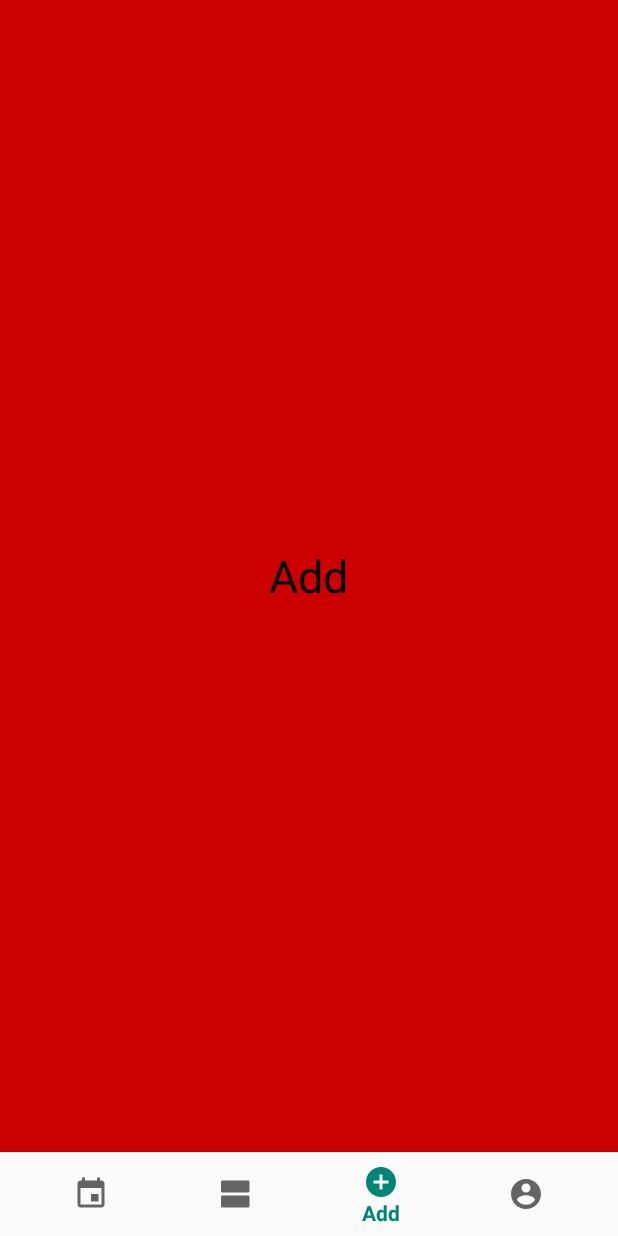
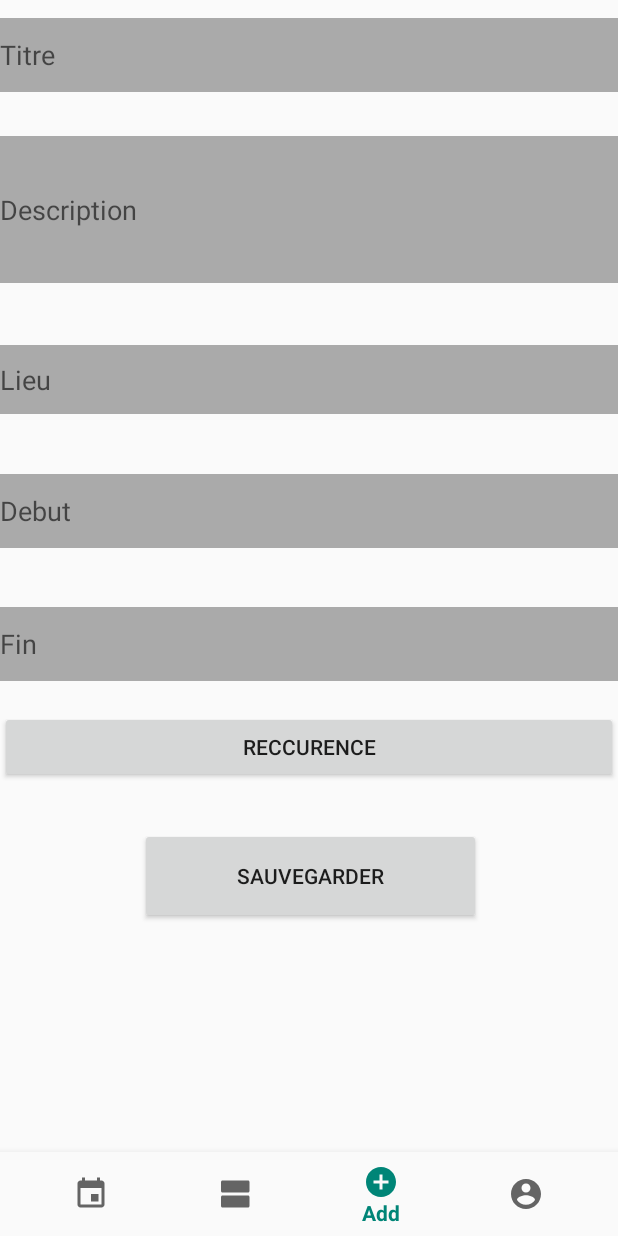
Before and after one commit to igondiu/MyAgenda, an Android app: the fragment Add_Fragment placed in its activity, item 3 of the bottom bar chosen, on a phone screen of 412 x 824 dp. Run offline under Robolectric (Android 15) with nearby library versions, the light colour scheme and no system bars; our stand-ins replace Room's generated code; network calls fail.

Commit message:
Rajouté une intérface déguelasse ou on rajoute un nouveau évenelent

```diff
--- a/app/build.gradle
+++ b/app/build.gradle
@@ -31,5 +31,6 @@ dependencies {
     implementation 'com.android.support:cardview-v7:28.0.0'
     implementation 'android.arch.persistence.room:runtime:1.1.1'
     annotationProcessor 'android.arch.persistence.room:compiler:1.1.1'
+    implementation 'com.android.support:recyclerview-v7:28.0.0'
 
 }
--- a/app/src/main/java/com/example/myagenda/Add_Fragment.java
+++ b/app/src/main/java/com/example/myagenda/Add_Fragment.java
@@ -1,17 +1,98 @@
 package com.example.myagenda;
 
+import android.arch.persistence.room.Room;
+import android.content.DialogInterface;
 import android.os.Bundle;
 import android.support.annotation.NonNull;
 import android.support.annotation.Nullable;
 import android.support.v4.app.Fragment;
+import android.support.v7.app.AlertDialog;
+import android.util.Log;
 import android.view.LayoutInflater;
 import android.view.View;
 import android.view.ViewGroup;
+import android.widget.Button;
+import android.widget.EditText;
+import android.widget.Toast;
+
+import com.example.myagenda.databaseClasses.Agenda_Class;
+import com.example.myagenda.databaseClasses.AppDataBase;
 
 public class Add_Fragment extends Fragment {
+
+    private EditText chTitre;
+    private EditText chDescription;
+    private EditText chDebut;
+    private EditText chFin;
+    private EditText chLieu;
+    private Button btSave;
+    private Button btRecurrence;
+    public static AppDataBase appDataBase;
+
     @Nullable
     @Override
     public View onCreateView(@NonNull LayoutInflater inflater, @Nullable ViewGroup container, @Nullable Bundle savedInstanceState) {
-        return inflater.inflate(R.layout.fragment_add, container, false);
+        View  LaVue;
+        LaVue = inflater.inflate(R.layout.fragment_add, container, false);
+
+        chTitre = LaVue.findViewById(R.id.Titre);
+        chDescription = LaVue.findViewById(R.id.Description);
+        chDebut = LaVue.findViewById(R.id.Debut);
+        chFin = LaVue.findViewById(R.id.Fin);
+        chLieu = LaVue.findViewById(R.id.Place);
+        btRecurrence = LaVue.findViewById(R.id.Reccurence);
+        btSave = LaVue.findViewById(R.id.Save);
+        appDataBase = Room.databaseBuilder(getActivity(), AppDataBase.class, "Agenda").allowMainThreadQueries().build();
+
+
+        return LaVue;
+    }
+
+    @Override
+    public void onViewCreated(@NonNull View view, @Nullable Bundle savedInstanceState) {
+        super.onViewCreated(view, savedInstanceState);
+
+        btRecurrence.setOnClickListener(new View.OnClickListener() {
+            @Override
+            public void onClick(View v) {
+
+            }
+        });
+
+        btSave.setOnClickListener(new View.OnClickListener() {
+            @Override
+            public void onClick(View v) {
+
+                if(chDescription.getText().toString().isEmpty() || chTitre.getText().toString().isEmpty()){
+                    showAlert(v);
+                }else {
+                    Agenda_Class task = new Agenda_Class();
+                    task.setDate_creation("");
+                    task.setDate_debut(chDebut.getText().toString());
+                    task.setDate_fin(chFin.getText().toString());
+                    task.setId_user(Login_Acti.appDataBase.appDataBaseObject().readUser().get(0).getId());
+                    task.setLieu(chLieu.getText().toString());
+
+                    appDataBase.appDataBaseObject().addTask(task);
+                    //Log.i("Titre from ROOM : ", appDataBase.appDataBaseObject().readTasks().get(0).getTitre());
+                    Toast.makeText(getActivity(),"Bien enregistré ! ", Toast.LENGTH_LONG).show();
+                }
+            }
+        });
+
+
+    }
+    public void showAlert(View view){
+        AlertDialog.Builder myAlert = new AlertDialog.Builder(getActivity());
+        myAlert.setMessage("Au moins un Titre et/ou une description doit être renseignée")
+                .setPositiveButton("OK", new DialogInterface.OnClickListener() {
+                    @Override
+                    public void onClick(DialogInterface dialog, int which) {
+                        dialog.dismiss();
+                    }
+                })
+                .setTitle("Attention !")
+                .create();
+        myAlert.show();
     }
 }
--- a/app/src/main/res/layout/fragment_add.xml
+++ b/app/src/main/res/layout/fragment_add.xml
@@ -1,16 +1,91 @@
 <?xml version="1.0" encoding="utf-8"?>
 <RelativeLayout xmlns:android="http://schemas.android.com/apk/res/android"
     android:layout_width="match_parent"
-    android:layout_height="match_parent"
-    android:background="@android:color/holo_red_dark">
+    android:layout_height="match_parent">
 
-    <TextView
-        android:layout_width="wrap_content"
+
+    <EditText
+        android:id="@+id/Titre"
+        android:layout_width="match_parent"
+        android:layout_height="49dp"
+        android:layout_alignParentStart="true"
+        android:layout_alignParentTop="true"
+        android:layout_alignParentEnd="true"
+        android:layout_marginStart="0dp"
+        android:layout_marginTop="12dp"
+        android:layout_marginEnd="0dp"
+        android:background="@android:color/darker_gray"
+        android:ems="10"
+        android:hint="Titre"
+        android:inputType="textPersonName" />
+
+    <EditText
+        android:id="@+id/Description"
+        android:layout_width="match_parent"
+        android:layout_height="98dp"
+        android:layout_below="@+id/Titre"
+        android:layout_marginTop="29dp"
+        android:background="@android:color/darker_gray"
+        android:ems="10"
+        android:hint="Description"
+        android:inputType="textPersonName" />
+
+    <EditText
+        android:id="@+id/Place"
+        android:layout_width="match_parent"
+        android:layout_height="46dp"
+        android:layout_below="@+id/Description"
+        android:layout_marginTop="41dp"
+        android:background="@android:color/darker_gray"
+        android:ems="12"
+        android:hint="Lieu"
+        android:inputType="textPostalAddress" />
+
+    <EditText
+        android:id="@+id/Debut"
+        android:layout_width="match_parent"
+        android:layout_height="49dp"
+        android:layout_below="@+id/Place"
+        android:layout_marginTop="40dp"
+        android:background="@android:color/darker_gray"
+        android:ems="12"
+        android:hint="Debut"
+        android:inputType="date" />
+
+    <EditText
+        android:id="@+id/Fin"
+        android:layout_width="match_parent"
+        android:layout_height="49dp"
+        android:layout_below="@+id/Debut"
+        android:layout_marginTop="39dp"
+        android:background="@android:color/darker_gray"
+        android:ems="12"
+        android:hint="Fin"
+        android:inputType="date" />
+
+    <Button
+        android:id="@+id/Reccurence"
+        android:layout_width="match_parent"
         android:layout_height="wrap_content"
-        android:gravity="center"
-        android:text="Add"
-        android:textSize="30sp"
-        android:textColor="@android:color/black"
-        android:layout_centerInParent="true"/>
+        android:layout_below="@+id/Fin"
+        android:layout_alignParentStart="true"
+        android:layout_alignParentEnd="true"
+        android:layout_marginStart="0dp"
+        android:layout_marginTop="20dp"
+        android:layout_marginEnd="0dp"
+        android:text="Reccurence" />
+
+    <Button
+        android:id="@+id/Save"
+        android:layout_width="226dp"
+        android:layout_height="64dp"
+        android:layout_below="@+id/Reccurence"
+        android:layout_alignParentStart="true"
+        android:layout_alignParentEnd="true"
+        android:layout_marginStart="93dp"
+        android:layout_marginTop="30dp"
+        android:layout_marginEnd="91dp"
+        android:text="Sauvegarder" />
+
 
 </RelativeLayout>
```
